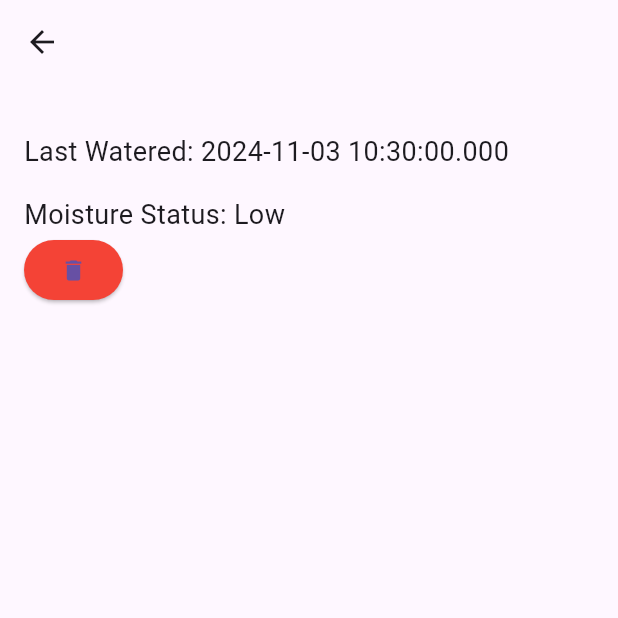
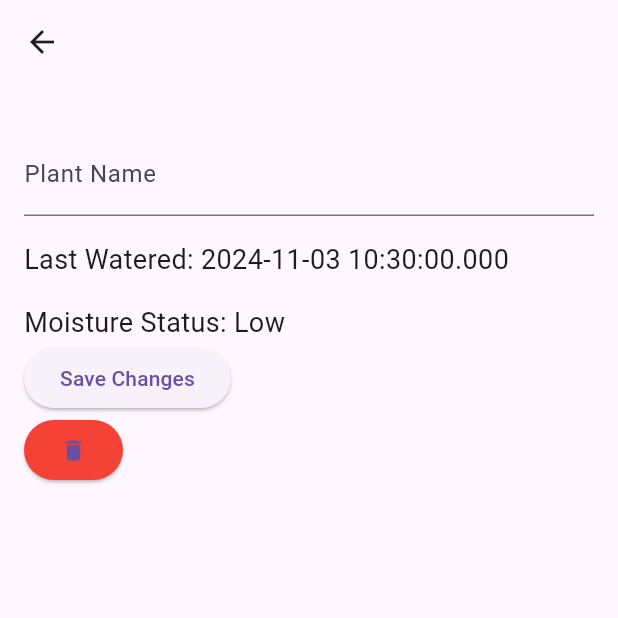
Before and after one commit to sprout-scout-th24/SproutScout, a Flutter app: the PlantDetailPage screen opened directly with empty values, on a phone screen of 412 x 824 dp, the top half of it. Run offline on Flutter 3.47's test engine with Material 3 defaults, Android fonts, the light colour scheme and no system bars; our stand-ins replace hive, hive_flutter; accounts and stored records are empty; network calls fail.

Commit message:
Enable editing for plant name

```diff
--- a/sproutscout/lib/pages/plant_details.dart
+++ b/sproutscout/lib/pages/plant_details.dart
@@ -2,15 +2,16 @@
 import 'package:flutter/material.dart';
 import 'package:sproutscout/helpers/boxes.dart';
 import '../models/plant.dart'; // Adjust the import according to your file structure
-
 
 class PlantDetailPage extends StatelessWidget {
   final Plant plant;
   final int index;
   final Function onDelete; // Callback for deletion
   final plantBox = Boxes.getPlants();
+  final TextEditingController nameController; // Controller for editing name
 
-  PlantDetailPage({required this.plant, required this.index, required this.onDelete});
+  PlantDetailPage({required this.plant, required this.index, required this.onDelete})
+      : nameController = TextEditingController(text: plant.name);
 
   @override
   Widget build(BuildContext context) {
@@ -24,11 +25,24 @@ class PlantDetailPage extends StatelessWidget {
           crossAxisAlignment: CrossAxisAlignment.start,
           children: [
             SizedBox(height: 16),
-            Text('Last Watered: ${plant.lastWetTime}',
-                style: TextStyle(fontSize: 18)),
+            TextField(
+              controller: nameController,
+              decoration: InputDecoration(labelText: 'Plant Name'),
+            ),
             SizedBox(height: 16),
-            Text('Moisture Status: ${plant.isMoistureHigh ? "High" : "Low"}',
-                style: TextStyle(fontSize: 18)),
+            Text('Last Watered: ${plant.lastWetTime}', style: TextStyle(fontSize: 18)),
+            SizedBox(height: 16),
+            Text('Moisture Status: ${plant.isMoistureHigh ? "High" : "Low"}', style: TextStyle(fontSize: 18)),
+            ElevatedButton(
+              onPressed: () async {
+                // Update the plant name in the box
+                plant.name = nameController.text; // Update the plant's name
+                await plantBox.putAt(index, plant); // Save the updated plant
+                onDelete(); // Notify the parent about the change
+                Navigator.of(context).pop();
+              },
+              child: Text('Save Changes'),
+            ),
             ElevatedButton(
               onPressed: () async {
                 // Delete the plant from the box
```
